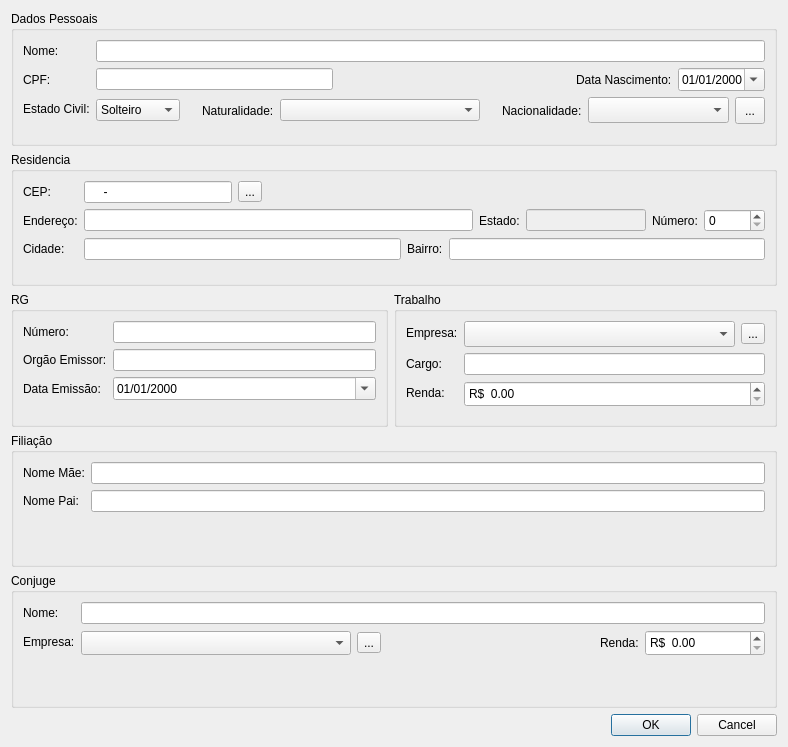
Above: clienteaddview.ui from alexandrepossebom/qsc before the change. Below: the same form after it.
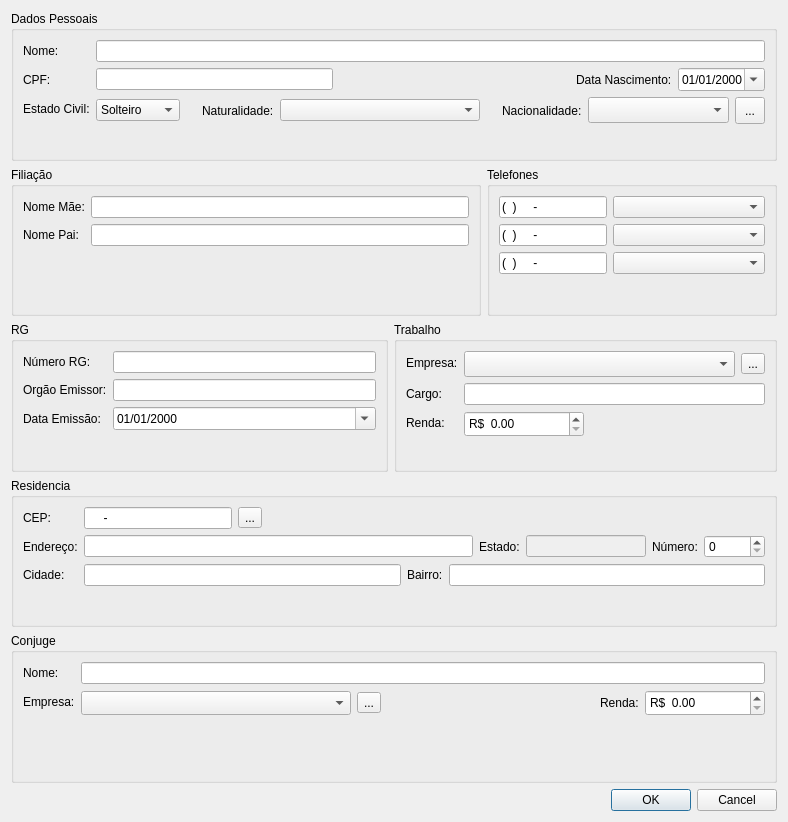
That is the form after the change.

Diff of the .ui file:
```diff
--- a/clienteaddview.ui
+++ b/clienteaddview.ui
@@ -7,7 +7,7 @@
     <x>0</x>
     <y>0</y>
     <width>788</width>
-    <height>747</height>
+    <height>822</height>
    </rect>
   </property>
   <property name="windowTitle">
@@ -200,129 +200,103 @@
     </widget>
    </item>
    <item>
-    <widget class="QGroupBox" name="groupBox_6">
-     <property name="title">
-      <string>Residencia</string>
-     </property>
-     <layout class="QFormLayout" name="formLayout_5">
-      <item row="0" column="0">
-       <widget class="QLabel" name="label_20">
-        <property name="text">
-         <string>CEP:</string>
-        </property>
-       </widget>
-      </item>
-      <item row="0" column="1">
-       <layout class="QHBoxLayout" name="horizontalLayout_10">
-        <item>
-         <widget class="QLineEdit" name="cepLineEdit">
-          <property name="maximumSize">
-           <size>
-            <width>148</width>
-            <height>26</height>
-           </size>
+    <layout class="QHBoxLayout" name="horizontalLayout_9">
+     <item>
+      <widget class="QGroupBox" name="groupBox_2">
+       <property name="title">
+        <string>Filiação</string>
+       </property>
+       <layout class="QFormLayout" name="formLayout_7">
+        <item row="0" column="0">
+         <widget class="QLabel" name="label_7">
+          <property name="text">
+           <string>Nome Mãe:</string>
           </property>
-          <property name="inputMask">
-           <string>99999-999; </string>
-          </property>
          </widget>
         </item>
-        <item>
-         <widget class="QToolButton" name="cepToolButton">
+        <item row="0" column="1">
+         <widget class="QLineEdit" name="nomeMaeLineEdit"/>
+        </item>
+        <item row="1" column="0">
+         <widget class="QLabel" name="label_6">
           <property name="text">
-           <string>...</string>
+           <string>Nome Pai:</string>
           </property>
          </widget>
         </item>
-        <item>
-         <spacer name="horizontalSpacer">
-          <property name="orientation">
-           <enum>Qt::Horizontal</enum>
-          </property>
-          <property name="sizeHint" stdset="0">
-           <size>
-            <width>40</width>
-            <height>20</height>
-           </size>
-          </property>
-         </spacer>
+        <item row="1" column="1">
+         <widget class="QLineEdit" name="nomePaiLineEdit"/>
         </item>
        </layout>
-      </item>
-      <item row="1" column="0">
-       <widget class="QLabel" name="label_18">
-        <property name="text">
-         <string>Endereço:</string>
-        </property>
-       </widget>
-      </item>
-      <item row="1" column="1">
-       <layout class="QHBoxLayout" name="horizontalLayout_7">
-        <item>
-         <widget class="QLineEdit" name="enderecoLineEdit"/>
-        </item>
-        <item>
-         <widget class="QLabel" name="label_21">
-          <property name="text">
-           <string>Estado:</string>
+      </widget>
+     </item>
+     <item>
+      <widget class="QGroupBox" name="telefoneGroupBox">
+       <property name="maximumSize">
+        <size>
+         <width>290</width>
+         <height>16777215</height>
+        </size>
+       </property>
+       <property name="title">
+        <string>Telefones</string>
+       </property>
+       <layout class="QFormLayout" name="formLayout_2">
+        <item row="0" column="0">
+         <widget class="QLineEdit" name="fone1LineEdit">
+          <property name="inputMask">
+           <string>(99) 9999-9999; </string>
           </property>
          </widget>
         </item>
-        <item>
-         <widget class="QLineEdit" name="estadoLineEdit">
-          <property name="enabled">
-           <bool>false</bool>
-          </property>
-          <property name="maximumSize">
+        <item row="0" column="1">
+         <widget class="QComboBox" name="tp1comboBox">
+          <property name="minimumSize">
            <size>
             <width>120</width>
-            <height>16777215</height>
+            <height>0</height>
            </size>
           </property>
          </widget>
         </item>
-        <item>
-         <widget class="QLabel" name="label_19">
-          <property name="text">
-           <string>Número:</string>
+        <item row="1" column="0">
+         <widget class="QLineEdit" name="fone2LineEdit">
+          <property name="inputMask">
+           <string>(99) 9999-9999; </string>
           </property>
          </widget>
         </item>
-        <item>
-         <widget class="QSpinBox" name="enderecoNumeroSpinBox">
-          <property name="maximum">
-           <number>99999</number>
+        <item row="1" column="1">
+         <widget class="QComboBox" name="tp2comboBox">
+          <property name="minimumSize">
+           <size>
+            <width>120</width>
+            <height>0</height>
+           </size>
           </property>
          </widget>
         </item>
-       </layout>
-      </item>
-      <item row="2" column="0">
-       <widget class="QLabel" name="label_23">
-        <property name="text">
-         <string>Cidade:</string>
-        </property>
-       </widget>
-      </item>
-      <item row="2" column="1">
-       <layout class="QHBoxLayout" name="horizontalLayout_6">
-        <item>
-         <widget class="QLineEdit" name="cidadeLineEdit"/>
+        <item row="2" column="0">
+         <widget class="QLineEdit" name="fone3LineEdit">
+          <property name="inputMask">
+           <string>(99) 9999-9999; </string>
+          </property>
+         </widget>
         </item>
-        <item>
-         <widget class="QLabel" name="label_22">
-          <property name="text">
-           <string>Bairro:</string>
+        <item row="2" column="1">
+         <widget class="QComboBox" name="tp3comboBox">
+          <property name="minimumSize">
+           <size>
+            <width>120</width>
+            <height>0</height>
+           </size>
           </property>
          </widget>
         </item>
-        <item>
-         <widget class="QLineEdit" name="bairroLineEdit"/>
-        </item>
        </layout>
-      </item>
-     </layout>
-    </widget>
+      </widget>
+     </item>
+    </layout>
    </item>
    <item>
     <layout class="QHBoxLayout" name="horizontalLayout_2">
@@ -335,7 +309,7 @@
         <item row="0" column="0">
          <widget class="QLabel" name="label_3">
           <property name="text">
-           <string>Número:</string>
+           <string>Número RG:</string>
           </property>
          </widget>
         </item>
@@ -392,6 +366,9 @@
         <string>Trabalho</string>
        </property>
        <layout class="QFormLayout" name="formLayout_3">
+        <property name="fieldGrowthPolicy">
+         <enum>QFormLayout::ExpandingFieldsGrow</enum>
+        </property>
         <item row="0" column="0">
          <widget class="QLabel" name="label_8">
           <property name="text">
@@ -465,33 +442,126 @@
     </layout>
    </item>
    <item>
-    <widget class="QGroupBox" name="groupBox_2">
+    <widget class="QGroupBox" name="groupBox_6">
      <property name="title">
-      <string>Filiação</string>
+      <string>Residencia</string>
      </property>
-     <layout class="QFormLayout" name="formLayout_2">
-      <property name="fieldGrowthPolicy">
-       <enum>QFormLayout::ExpandingFieldsGrow</enum>
-      </property>
+     <layout class="QFormLayout" name="formLayout_5">
       <item row="0" column="0">
-       <widget class="QLabel" name="label_7">
+       <widget class="QLabel" name="label_20">
         <property name="text">
-         <string>Nome Mãe:</string>
+         <string>CEP:</string>
         </property>
        </widget>
       </item>
       <item row="0" column="1">
-       <widget class="QLineEdit" name="nomeMaeLineEdit"/>
+       <layout class="QHBoxLayout" name="horizontalLayout_10">
+        <item>
+         <widget class="QLineEdit" name="cepLineEdit">
+          <property name="maximumSize">
+           <size>
+            <width>148</width>
+            <height>26</height>
+           </size>
+          </property>
+          <property name="inputMask">
+           <string>99999-999; </string>
+          </property>
+         </widget>
+        </item>
+        <item>
+         <widget class="QToolButton" name="cepToolButton">
+          <property name="text">
+           <string>...</string>
+          </property>
+         </widget>
+        </item>
+        <item>
+         <spacer name="horizontalSpacer">
+          <property name="orientation">
+           <enum>Qt::Horizontal</enum>
+          </property>
+          <property name="sizeHint" stdset="0">
+           <size>
+            <width>40</width>
+            <height>20</height>
+           </size>
+          </property>
+         </spacer>
+        </item>
+       </layout>
       </item>
       <item row="1" column="0">
-       <widget class="QLabel" name="label_6">
+       <widget class="QLabel" name="label_18">
         <property name="text">
-         <string>Nome Pai:</string>
+         <string>Endereço:</string>
         </property>
        </widget>
       </item>
       <item row="1" column="1">
-       <widget class="QLineEdit" name="nomePaiLineEdit"/>
+       <layout class="QHBoxLayout" name="horizontalLayout_7">
+        <item>
+         <widget class="QLineEdit" name="enderecoLineEdit"/>
+        </item>
+        <item>
+         <widget class="QLabel" name="label_21">
+          <property name="text">
+           <string>Estado:</string>
+          </property>
+         </widget>
+        </item>
+        <item>
+         <widget class="QLineEdit" name="estadoLineEdit">
+          <property name="enabled">
+           <bool>false</bool>
+          </property>
+          <property name="maximumSize">
+           <size>
+            <width>120</width>
+            <height>16777215</height>
+           </size>
+          </property>
+         </widget>
+        </item>
+        <item>
+         <widget class="QLabel" name="label_19">
+          <property name="text">
+           <string>Número:</string>
+          </property>
+         </widget>
+        </item>
+        <item>
+         <widget class="QSpinBox" name="enderecoNumeroSpinBox">
+          <property name="maximum">
+           <number>99999</number>
+          </property>
+         </widget>
+        </item>
+       </layout>
+      </item>
+      <item row="2" column="0">
+       <widget class="QLabel" name="label_23">
+        <property name="text">
+         <string>Cidade:</string>
+        </property>
+       </widget>
+      </item>
+      <item row="2" column="1">
+       <layout class="QHBoxLayout" name="horizontalLayout_6">
+        <item>
+         <widget class="QLineEdit" name="cidadeLineEdit"/>
+        </item>
+        <item>
+         <widget class="QLabel" name="label_22">
+          <property name="text">
+           <string>Bairro:</string>
+          </property>
+         </widget>
+        </item>
+        <item>
+         <widget class="QLineEdit" name="bairroLineEdit"/>
+        </item>
+       </layout>
       </item>
      </layout>
     </widget>
```
